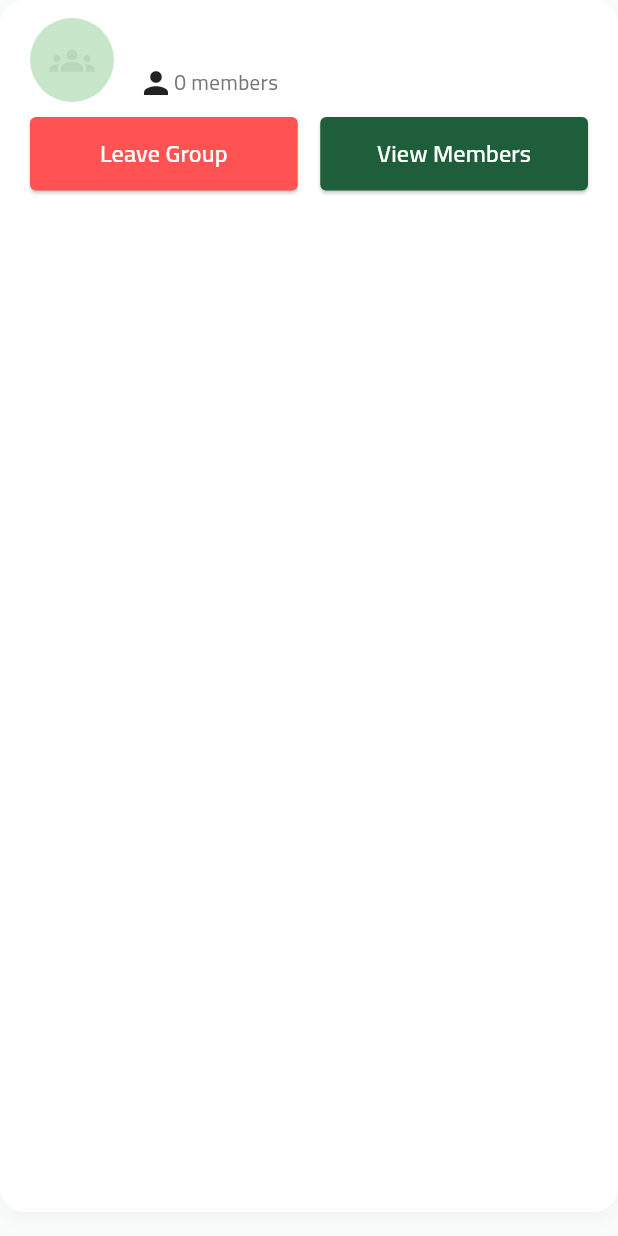
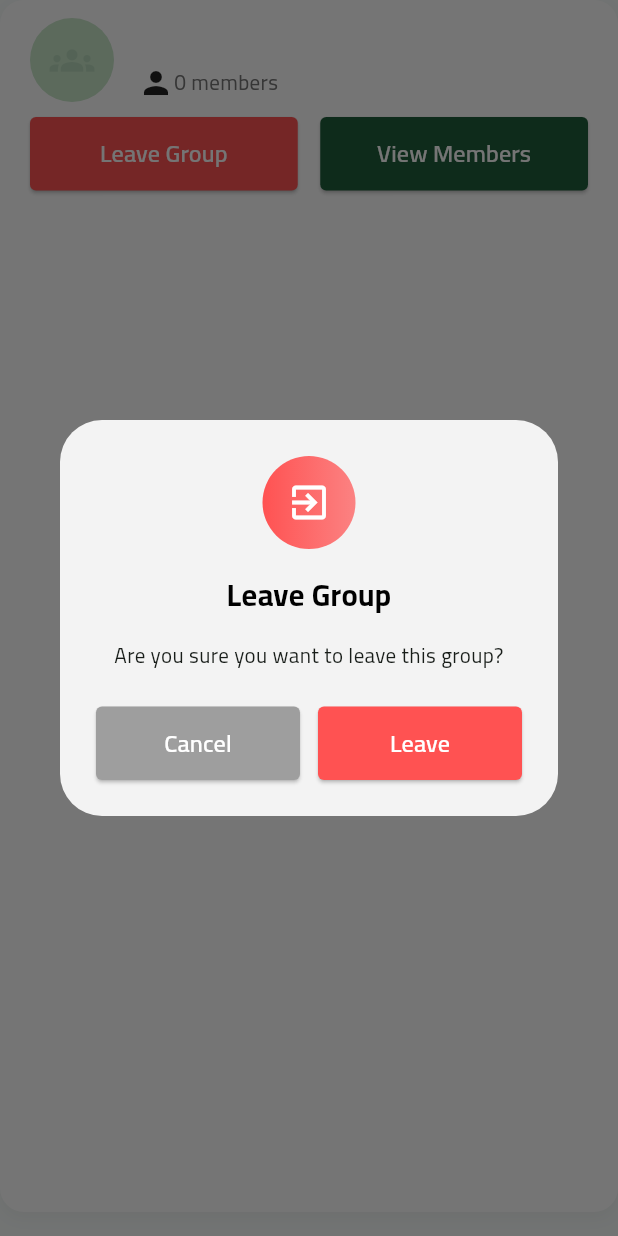
Before and after one commit to YousefDewidar/light_quiz_mobile, a Flutter app: the GroupCard widget shown alone on an empty page, opened directly with empty values, after a tap on "Leave Group", on a phone screen of 412 x 824 dp. Run offline on Flutter 3.47's test engine with Material 3 defaults, Android fonts, the phone set to English and light mode, and no system bars; our stand-ins replace animated_splash_screen, awesome_notifications, dartz, dio, firebase_core, firebase_messaging and 10 more; accounts and stored records are empty; network calls fail.

Commit message:
Integrate Awesome Notifications and enhance notification handling
- Set minimum SDK version to 23 in build.gradle.kts
- Implement FCM notification handling in fcm_helper.dart
- Create LocalNotificationService for managing local notifications
- Add LeaveGroupDialog for group exit confirmation
- Register Awesome Notifications plugin in generated_plugin_registrant files
- Update pubspec.yaml and pubspec.lock to include awesome_notifications dependency

```diff
--- a/lib/features/groups/ui/views/widgets/group_card.dart
+++ b/lib/features/groups/ui/views/widgets/group_card.dart
@@ -1,9 +1,8 @@
 import 'package:flutter/material.dart';
-import 'package:flutter_bloc/flutter_bloc.dart';
 import 'package:light_quiz/core/utils/app_colors.dart';
 import 'package:light_quiz/core/widgets/custom_button.dart';
 import 'package:light_quiz/features/groups/data/models/group_model.dart';
-import 'package:light_quiz/features/groups/ui/managers/group_cubit.dart';
+import 'package:light_quiz/features/groups/ui/views/widgets/leave_group_dailog.dart';
 
 class GroupCard extends StatelessWidget {
   const GroupCard({super.key, required this.group});
@@ -77,8 +76,11 @@ class GroupCard extends StatelessWidget {
                 child: CustomButton(
                   title: "Leave Group",
                   onPressed: () {
-                    context.read<GroupCubit>().leaveGroup(
-                      shortCode: group.shortCode,
+                    showDialog(
+                      context: context,
+                      builder: (context) {
+                        return LeaveGroupDialog(group: group);
+                      },
                     );
                   },
                   color: Colors.redAccent,
--- /dev/null
+++ b/lib/features/groups/ui/views/widgets/leave_group_dailog.dart
@@ -0,0 +1,81 @@
+import 'package:flutter/material.dart';
+import 'package:flutter_bloc/flutter_bloc.dart';
+import 'package:light_quiz/core/widgets/custom_button.dart';
+import 'package:light_quiz/features/groups/data/models/group_model.dart';
+import 'package:light_quiz/features/groups/ui/managers/group_cubit.dart';
+
+class LeaveGroupDialog extends StatelessWidget {
+  const LeaveGroupDialog({super.key, required this.group});
+
+  final GroupModel group;
+
+  @override
+  Widget build(BuildContext context) {
+    return Dialog(
+      backgroundColor: const Color.fromARGB(255, 243, 243, 243),
+      child: Container(
+        padding: const EdgeInsets.all(24),
+        child: Column(
+          mainAxisSize: MainAxisSize.min,
+          children: [
+            Container(
+              padding: const EdgeInsets.all(16),
+              decoration: BoxDecoration(
+                shape: BoxShape.circle,
+                gradient: LinearGradient(
+                  colors: [Colors.redAccent, Colors.redAccent.withOpacity(0.7)],
+                ),
+              ),
+              child: const Icon(
+                Icons.exit_to_app,
+                color: Colors.white,
+                size: 30,
+              ),
+            ),
+            const SizedBox(height: 16),
+            const Text(
+              "Leave Group",
+              style: TextStyle(
+                fontSize: 20,
+                fontWeight: FontWeight.bold,
+                color: Colors.black,
+              ),
+            ),
+            const SizedBox(height: 16),
+            const Text(
+              "Are you sure you want to leave this group?",
+              textAlign: TextAlign.center,
+            ),
+            const SizedBox(height: 24),
+            Row(
+              children: [
+                Expanded(
+                  child: CustomButton(
+                    title: "Cancel",
+                    onPressed: () {
+                      Navigator.pop(context);
+                    },
+                    color: Colors.grey,
+                  ),
+                ),
+                const SizedBox(width: 12),
+                Expanded(
+                  child: CustomButton(
+                    title: "Leave",
+                    onPressed: () {
+                      context.read<GroupCubit>().leaveGroup(
+                        shortCode: group.shortCode,
+                      );
+                      Navigator.pop(context);
+                    },
+                    color: Colors.redAccent,
+                  ),
+                ),
+              ],
+            ),
+          ],
+        ),
+      ),
+    );
+  }
+}
--- a/lib/main.dart
+++ b/lib/main.dart
@@ -4,6 +4,7 @@ import 'package:flutter_bloc/flutter_bloc.dart';
 import 'package:flutter_secure_storage/flutter_secure_storage.dart';
 import 'package:light_quiz/core/helper/di.dart';
 import 'package:light_quiz/core/notifications/fcm_helper.dart';
+import 'package:light_quiz/core/notifications/local_notification.dart';
 import 'package:light_quiz/core/utils/app_colors.dart';
 import 'package:light_quiz/core/widgets/layout_view.dart';
 import 'package:light_quiz/features/auth/ui/views/login_view.dart';
@@ -24,6 +25,7 @@ void main() async {
   );
   // getIt.get<SharedPreferences>().clear();
   FcmHelper().initNotification();
+  LocalNotificationService.initNotification();
   runApp(StudentQuizApp(hasUser: hasUser));
 }
 
--- a/pubspec.yaml
+++ b/pubspec.yaml
@@ -23,6 +23,7 @@ dependencies:
   page_transition:
   firebase_core:
   firebase_messaging:
+  awesome_notifications:
   flutter_secure_storage: ^9.2.4
   flutter:
     sdk: flutter
```
Also changed, not shown: lib/core/notifications/fcm_helper.dart (+11 -1 lines), lib/core/notifications/local_notification.dart (added, +39 -0 lines), pubspec.lock, 6 other files.
